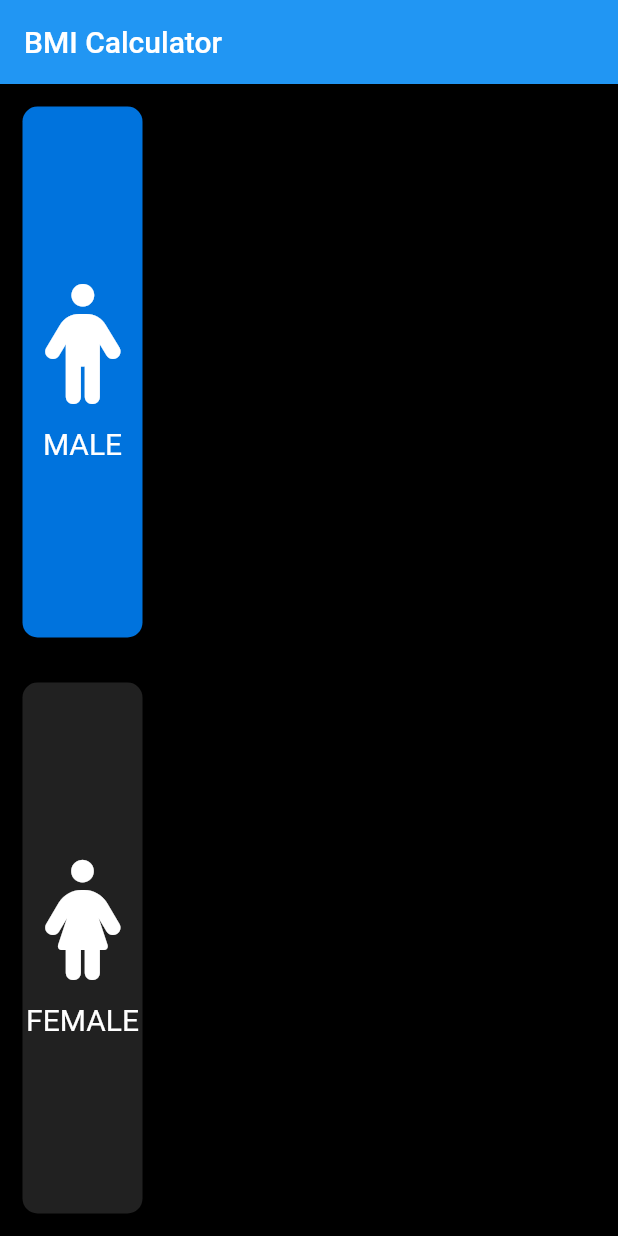
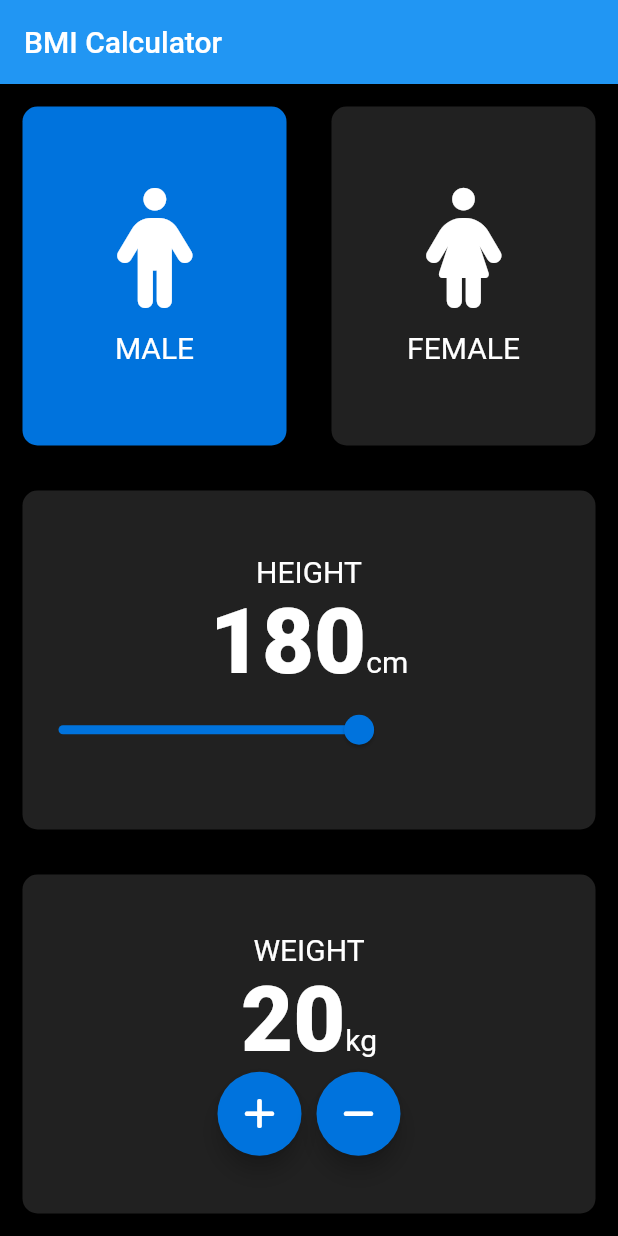
Before and after one commit to Eshan9715/BMI-Calculator, a Flutter app: the screen it shows after launch, on a phone screen of 412 x 824 dp. Run offline on Flutter 3.47's test engine with Material 2 defaults, Android fonts, the phone set to English and light mode, and no system bars; our stand-ins replace font_awesome_flutter.

Commit message:
Adding weight decider part

```diff
--- a/lib/main_screen.dart
+++ b/lib/main_screen.dart
@@ -57,7 +57,10 @@ class _MainScreenState extends State<MainScreen> {
         title: const Text("BMI Calculator"),
       ),
       body: Column(
-        children: [
+        children: <Widget>[
+          Expanded(
+              child: Row(
+                children: <Widget>[
                   Expanded(
                     child: GestureDetector(
                       onTap: () {
@@ -88,6 +91,122 @@ class _MainScreenState extends State<MainScreen> {
                   ),
                 ],
               ),
+          ),
+          Expanded(
+            child: ContainerBox(
+              boxColor: inActiveColor,
+              childwidget: Column(
+                mainAxisAlignment: MainAxisAlignment.center,
+                children: <Widget>[
+                  const Text(
+                    'HEIGHT',
+                    style: textStyle1,
+                  ),
+                  Row(
+                    mainAxisAlignment: MainAxisAlignment.center,
+                    crossAxisAlignment: CrossAxisAlignment.baseline,
+                    textBaseline: TextBaseline.alphabetic,
+                    children: <Widget>[
+                      Text(
+                        height.toString(),
+                        style: textStyle2,
+                      ),
+
+                      const Text(
+                        'cm',
+                        style: textStyle1,
+                      ),
+                    ],
+                  ),
+
+                  Slider(
+                    value: height.toDouble(),
+                    min: 120,
+                    max: 220,
+                    activeColor: activeColor,
+                    inactiveColor: inActiveColor,
+                    onChanged: (double newValue) {
+                      setState(() {
+                        height = newValue.round();
+                      });
+                    },
+                  )
+                ],
+              ),
+            ),
+          ),
+
+          Expanded(
+            child: Row(
+              children: <Widget>[
+                Expanded(
+                  child: ContainerBox(
+                  boxColor: inActiveColor,
+                    childwidget: Column(
+                      mainAxisAlignment: MainAxisAlignment.center,
+                        children: <Widget>[
+                        const Text(
+                          'WEIGHT',
+                          style: textStyle1,
+                        ),
+                          Row(
+                            mainAxisAlignment: MainAxisAlignment.center,
+                            crossAxisAlignment: CrossAxisAlignment.baseline,
+                            textBaseline: TextBaseline.alphabetic,
+                              children: <Widget>[
+                                Text(
+                                  weight.toString(),
+                                  style: textStyle2,
+                                ),
+
+                                const Text(
+                                'kg',
+                                  style: textStyle1,
+                                ),
+                              ],
+                          ),
+
+                          Row(
+                           mainAxisAlignment: MainAxisAlignment.center,
+                            children: <Widget>[
+                              FloatingActionButton(
+                                onPressed: () {
+                                  setState(() {
+                                  weight++;
+                                });
+                                },
+                                  backgroundColor: activeColor,
+                                  child: const Icon(FontAwesomeIcons.plus,
+                                    color: Colors.white),
+                              ),
+
+                              const SizedBox(
+                                width: 10.0,
+                              ),
+
+                              FloatingActionButton(
+                                onPressed: () {
+                                  setState(() {
+                                    if (weight > 0) {
+                                    weight--;
+                                    }
+                                  });
+                                },
+                              backgroundColor: activeColor,
+                              child: const Icon(FontAwesomeIcons.minus,
+                                color: Colors.white),
+                              ),
+                            ],
+                          ),
+                        ],
+                      ),
+                    ),
+                  ),
+                ],
+              ),
+            ),
+          ],
+        ),
       );
   }
 }
```
Lines whose indentation alone changed are shown as unchanged.
